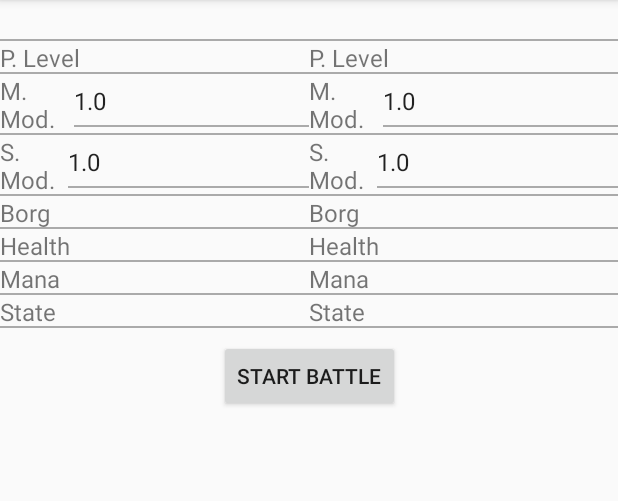
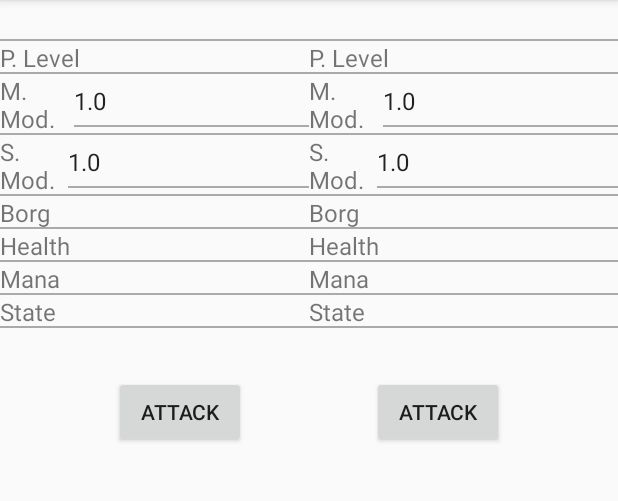
Before and after one commit to Syarx/DnDHelper, an Android app: the BattleScreen screen opened directly, with no data from a screen before it, on a phone screen of 412 x 824 dp, the part 84-585 px from its top. Run offline under Robolectric (Android 15) with nearby library versions, the phone set to English and light mode, and no system bars; our stand-ins replace Firebase (no records; nobody signed in at launch, a user with empty details on screens opened directly); plain views replace LoaderTextView; 1 statement that could not run was skipped.

Commit message:
two side battle

```diff
--- a/app/src/main/res/layout/activity_battle_screen.xml
+++ b/app/src/main/res/layout/activity_battle_screen.xml
@@ -330,10 +330,20 @@
             app:layout_constraintBottom_toBottomOf="parent">
 
         <Button
-                android:text="Start Battle"
+                android:text="Attack"
                 android:layout_width="wrap_content"
-                android:layout_height="wrap_content" android:id="@+id/battle_startButton"
-                app:layout_constraintEnd_toEndOf="parent" app:layout_constraintStart_toStartOf="parent"
-                app:layout_constraintTop_toTopOf="parent"/>
+                android:layout_height="wrap_content" android:id="@+id/battle_attack1"
+                app:layout_constraintStart_toStartOf="parent"
+                app:layout_constraintTop_toTopOf="parent"
+                app:layout_constraintEnd_toStartOf="@+id/battle_attack2" android:layout_marginEnd="8dp"
+                android:layout_marginTop="24dp"/>
+        <Button
+                android:text="Attack"
+                android:layout_width="wrap_content"
+                android:layout_height="wrap_content"
+                android:id="@+id/battle_attack2"
+                app:layout_constraintTop_toTopOf="parent"
+                app:layout_constraintEnd_toEndOf="parent"
+                app:layout_constraintStart_toEndOf="@+id/battle_attack1" android:layout_marginTop="24dp"/>
     </android.support.constraint.ConstraintLayout>
 </android.support.constraint.ConstraintLayout>
```
Also changed, not shown: app/src/main/java/com/imd/dndhelper/BattleScreen.kt (+19 -11 lines).
